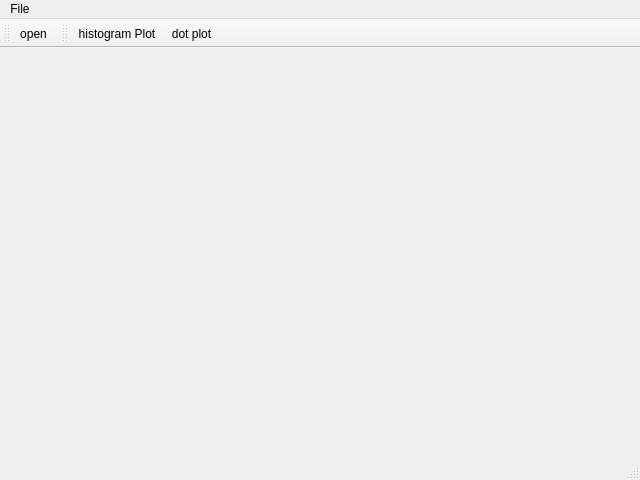
First picture: the form in mainwindow.ui, repository dridk/fcsreader, before the edit.
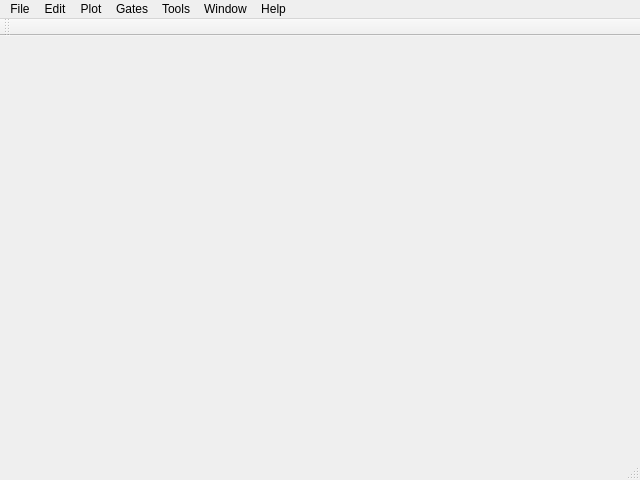
Second picture: the form after the edit. Icons and pictures are not drawn.

What changed in the file:
```diff
--- a/mainwindow.ui
+++ b/mainwindow.ui
@@ -28,11 +28,52 @@
      <string>File</string>
     </property>
     <addaction name="actionOpen"/>
-    <addaction name="actionFcsInfo"/>
-    <addaction name="actionShowModel"/>
-    <addaction name="actionShowCompensationTable"/>
+    <addaction name="actionSave"/>
+    <addaction name="actionSaveAs"/>
+    <addaction name="actionExport"/>
+    <addaction name="actionPreference"/>
+   </widget>
+   <widget class="QMenu" name="menuEdit">
+    <property name="title">
+     <string>Edit</string>
+    </property>
+    <addaction name="actionCut"/>
+    <addaction name="actionCopy"/>
+    <addaction name="actionPast"/>
+   </widget>
+   <widget class="QMenu" name="menuPlot">
+    <property name="title">
+     <string>Plot</string>
+    </property>
+    <addaction name="actionDotplot"/>
+   </widget>
+   <widget class="QMenu" name="menuTools">
+    <property name="title">
+     <string>Tools</string>
+    </property>
+   </widget>
+   <widget class="QMenu" name="menuWindow">
+    <property name="title">
+     <string>Window</string>
+    </property>
+   </widget>
+   <widget class="QMenu" name="menuHelp">
+    <property name="title">
+     <string>Help</string>
+    </property>
+   </widget>
+   <widget class="QMenu" name="menuGates">
+    <property name="title">
+     <string>Gates</string>
+    </property>
    </widget>
    <addaction name="menuFile"/>
+   <addaction name="menuEdit"/>
+   <addaction name="menuPlot"/>
+   <addaction name="menuGates"/>
+   <addaction name="menuTools"/>
+   <addaction name="menuWindow"/>
+   <addaction name="menuHelp"/>
   </widget>
   <widget class="QStatusBar" name="statusbar"/>
   <widget class="QToolBar" name="toolBar">
@@ -45,29 +86,6 @@
    <attribute name="toolBarBreak">
     <bool>false</bool>
    </attribute>
-   <addaction name="actionOpen"/>
-  </widget>
-  <widget class="QToolBar" name="toolBar_2">
-   <property name="windowTitle">
-    <string>toolBar_2</string>
-   </property>
-   <property name="iconSize">
-    <size>
-     <width>32</width>
-     <height>32</height>
-    </size>
-   </property>
-   <property name="toolButtonStyle">
-    <enum>Qt::ToolButtonIconOnly</enum>
-   </property>
-   <attribute name="toolBarArea">
-    <enum>TopToolBarArea</enum>
-   </attribute>
-   <attribute name="toolBarBreak">
-    <bool>false</bool>
-   </attribute>
-   <addaction name="actionHistogramPlot"/>
-   <addaction name="actionDotPlot"/>
   </widget>
   <action name="actionOpen">
    <property name="text">
@@ -99,7 +117,7 @@
      <normaloff>:/histogram.png</normaloff>:/histogram.png</iconset>
    </property>
    <property name="text">
-    <string>histogram Plot</string>
+    <string>Past</string>
    </property>
    <property name="toolTip">
     <string>add histogram plot</string>
@@ -111,7 +129,7 @@
      <normaloff>:/scatter.png</normaloff>:/scatter.png</iconset>
    </property>
    <property name="text">
-    <string>dot plot</string>
+    <string>show gate list</string>
    </property>
    <property name="toolTip">
     <string>add dot plot</string>
```
Left out of the diff: 63 changed lines with no effect on the pictures.
